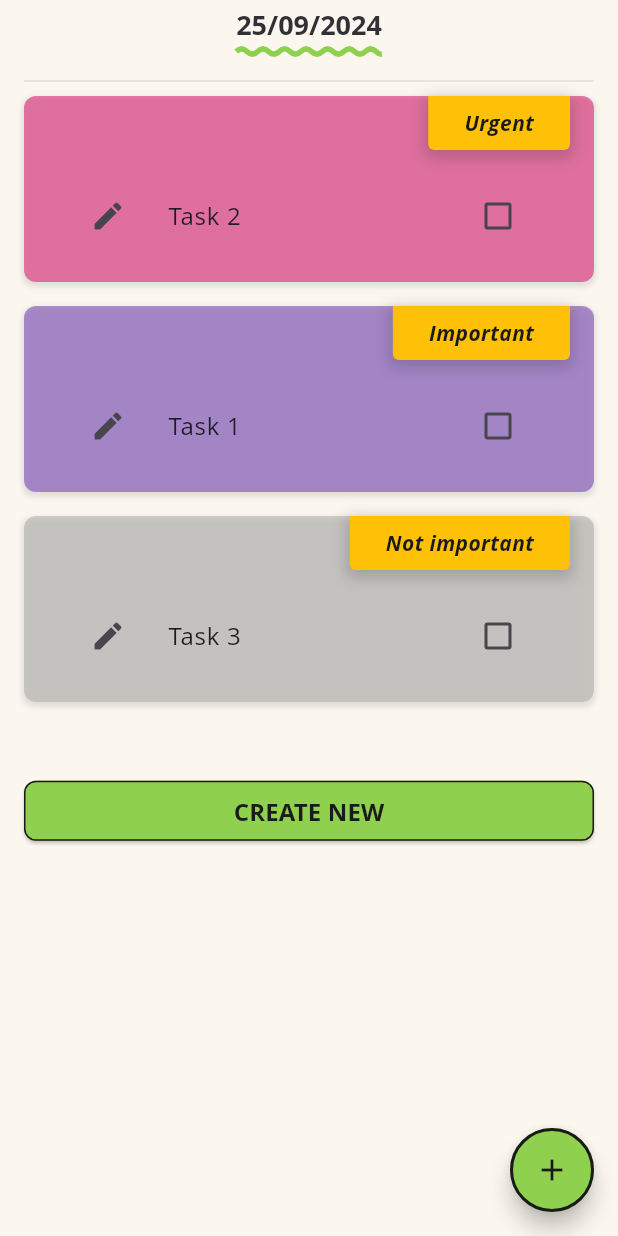
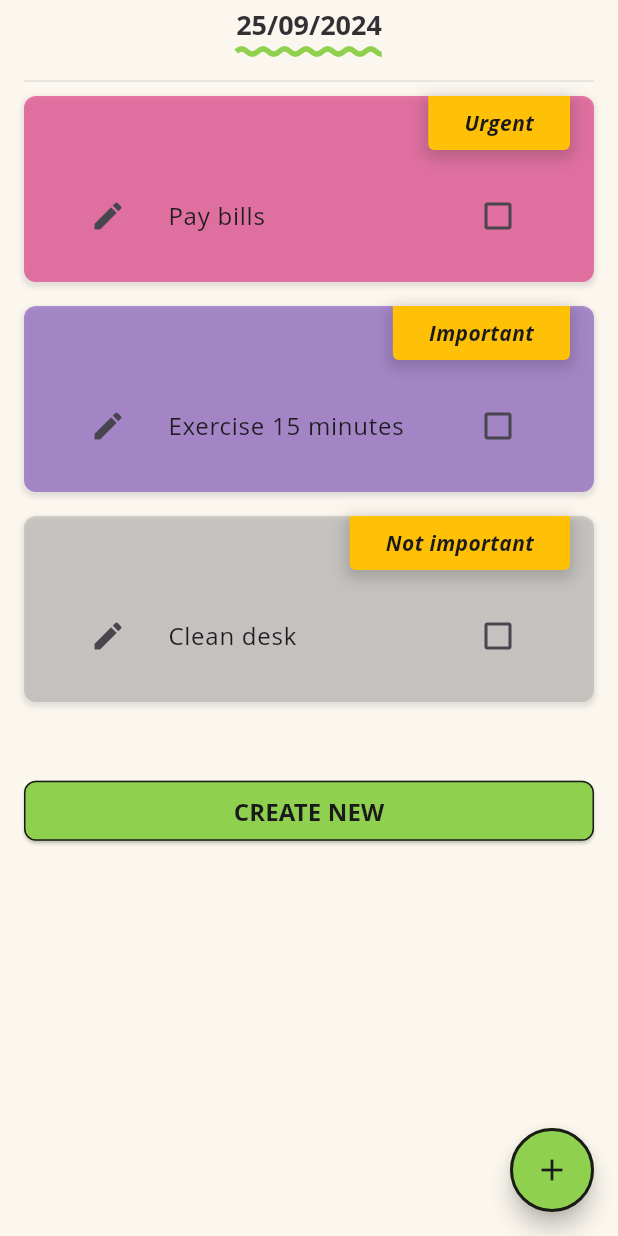
Before and after one commit to andersonbelli/UrgentDaily, a Flutter app: the screen it shows after launch, on a phone screen of 412 x 824 dp. Run offline on Flutter 3.47's test engine with Material 3 defaults, Android fonts, the phone set to English and light mode, and no system bars; our stand-ins replace get_it, injectable, table_calendar; missing offline and left inert: mobkit_dashed_border; generated files the repository leaves out were written again; Roboto replaces fonts that are missing (Open Sans); project files that could hold a hidden picture were left out.

```diff
--- a/lib/main.dart
+++ b/lib/main.dart
@@ -5,6 +5,8 @@ import 'src/controllers/settings/settings.controller.dart';
 import 'src/helpers/config/di.dart';
 
 void main() async {
+  WidgetsFlutterBinding.ensureInitialized();
+
   configureDependencies();
 
   await getIt.get<SettingsController>().loadSettings();
--- a/lib/src/app.dart
+++ b/lib/src/app.dart
@@ -57,7 +57,7 @@ class MyApp extends StatelessWidget {
                   case SettingsView.routeName:
                     return SettingsView(controller: settingsController);
                   case CalendarView.routeName:
-                    return const CalendarView();
+                    return CalendarView();
                   case HomeView.routeName:
                     return HomeView();
                   default:
--- a/lib/src/controllers/base_controller.dart
+++ b/lib/src/controllers/base_controller.dart
@@ -7,6 +7,9 @@ abstract class BaseController extends ChangeNotifier {
 
   void toggleLoading() {
     _isLoading = !_isLoading;
-    notifyListeners();
+
+    WidgetsBinding.instance.addPostFrameCallback((_) {
+      notifyListeners();
+    });
   }
 }
--- a/lib/src/controllers/home/home.controller.dart
+++ b/lib/src/controllers/home/home.controller.dart
@@ -32,12 +32,6 @@ class HomeController extends BaseController {
 
   List<Task> get tasks => _tasks;
 
-  /// Priority lists
-  final List<Task> urgentTasks = [],
-      importantTasks = [],
-      importantNotUrgentTasks = [],
-      notImportantTasks = [];
-
   void addTask(Task taskToAdd) async {
     toggleLoading();
 
@@ -49,20 +43,6 @@ class HomeController extends BaseController {
 
     notifyListeners();
     toggleLoading();
-  }
-
-  List<Task> _listOfTaskDependingOnPriority(Task task) {
-    switch (task.priority) {
-      case TaskPriority.URGENT:
-        return urgentTasks;
-      case TaskPriority.IMPORTANT:
-        return importantTasks;
-      case TaskPriority.IMPORTANT_NOT_URGENT:
-        return importantNotUrgentTasks;
-      case TaskPriority.NOT_IMPORTANT:
-      default:
-        return notImportantTasks;
-    }
   }
 
   void removeTask(Task taskToRemove) async {
@@ -105,6 +85,26 @@ class HomeController extends BaseController {
     }
   }
 
+  /// Priority lists
+  final List<Task> urgentTasks = [],
+      importantTasks = [],
+      importantNotUrgentTasks = [],
+      notImportantTasks = [];
+
+  List<Task> _listOfTaskDependingOnPriority(Task task) {
+    switch (task.priority) {
+      case TaskPriority.URGENT:
+        return urgentTasks;
+      case TaskPriority.IMPORTANT:
+        return importantTasks;
+      case TaskPriority.IMPORTANT_NOT_URGENT:
+        return importantNotUrgentTasks;
+      case TaskPriority.NOT_IMPORTANT:
+      default:
+        return notImportantTasks;
+    }
+  }
+
   int _getTaskIndex(Task task, List<Task> listOfTasks) =>
       listOfTasks.indexWhere((t) => t.id == task.id);
 
--- a/lib/src/models/task.model.dart
+++ b/lib/src/models/task.model.dart
@@ -3,7 +3,9 @@ import '../helpers/enums/recursive_days.enum.dart';
 import '../helpers/extensions/datetime_formatter.dart';
 
 class Task {
-  static final mockTasksList = MockTasks.tasks;
+  static final mockTasksList1 = MockTasks.tasks1;
+  static final mockTasksList2 = MockTasks.tasks2;
+  static final mockTasksList3 = MockTasks.tasks3;
 
   late String? id;
 
@@ -89,7 +91,7 @@ class Task {
 /// Mock Tasks data
 class MockTasks {
   static final Task _task1 = Task(
-    title: 'Task 1',
+    title: 'Exercise 15 minutes',
     description: 'Description of Task 1',
     priority: TaskPriority.IMPORTANT,
     isRecursive: true,
@@ -97,17 +99,31 @@ class MockTasks {
     date: DateTime(2024, 09, 03),
   );
   static final Task _task2 = Task(
-    title: 'Task 2',
+    title: 'Pay bills',
     description: 'Description of Task 2',
     priority: TaskPriority.URGENT,
     date: DateTime(2024, 09, 20),
   );
   static final Task _task3 = Task(
-    title: 'Task 3',
-    description: 'Description of Task 3',
+    title: 'Clean desk',
+    description: 'Clean desk',
     priority: TaskPriority.NOT_IMPORTANT,
     date: DateTime(2024, 09, 03),
   );
+  static final Task _task4 = Task(
+    title: 'Play guitar',
+    description: 'description of Task 4',
+    priority: TaskPriority.NOT_IMPORTANT,
+    date: DateTime(2024, 09, 03),
+  );
+  static final Task _task5 = Task(
+    title: 'Study for exams',
+    description: 'description of Task 5',
+    priority: TaskPriority.IMPORTANT,
+    date: DateTime(2024, 09, 03),
+  );
 
-  static final List<Task> tasks = [_task1, _task2, _task3];
+  static final List<Task> tasks1 = [_task1, _task2, _task3];
+  static final List<Task> tasks2 = [_task1, _task4, _task5];
+  static final List<Task> tasks3 = [_task2, _task3, _task5];
 }
```
Also changed, not shown: lib/src/controllers/calendar/calendar.controller.dart (added, +90 -0 lines), lib/src/helpers/extensions/datetime_formatter.dart (+18 -1 lines), lib/src/models/user_tasks.model.dart (+23 -4 lines), lib/src/services/home/tasks.service.dart (+17 -3 lines), lib/src/views/calendar/calendar.view.dart (+58 -5 lines), lib/src/helpers/enums/recursive_days.enum.dart (line endings or trailing spaces).
